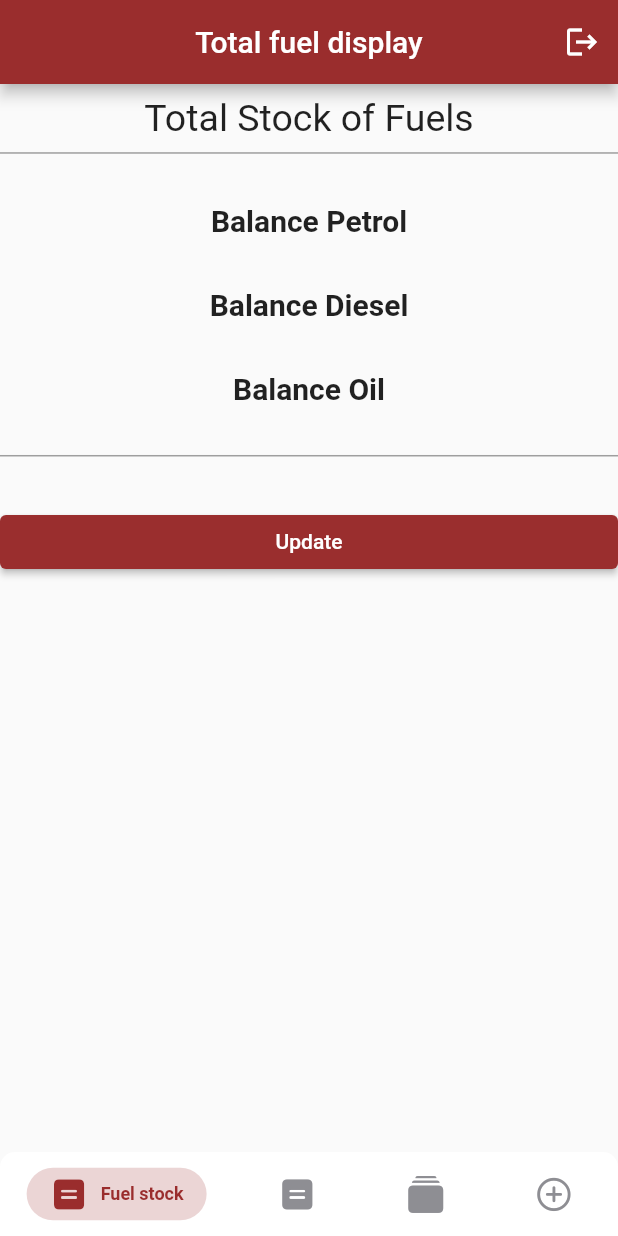
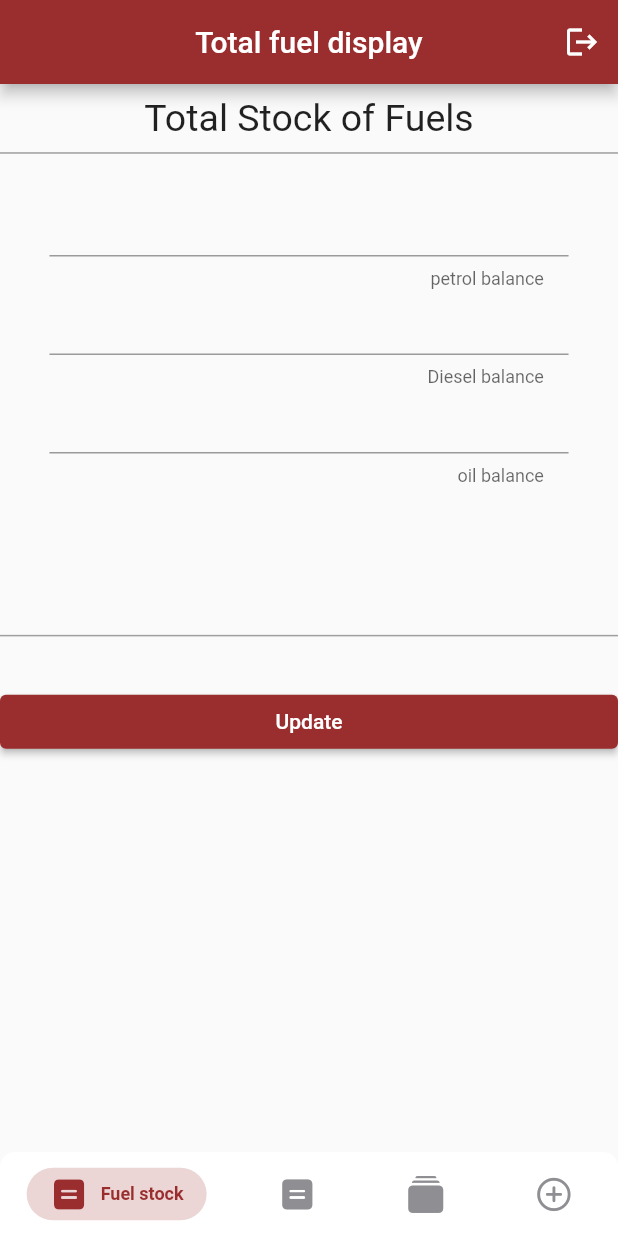
Before and after one commit to GOKULKRISHNA-R/Petrol_Bunk_Maintainence, a Flutter app: the screen it shows once a user with an empty profile is signed in, on a phone screen of 412 x 824 dp. Run offline on Flutter 3.47's test engine with Material 2 defaults, Android fonts, the phone set to English and light mode, and no system bars; drawn by our look-alikes of persistent_bottom_nav_bar; our stand-ins replace cloud_firestore, firebase_auth, firebase_core, get, image_cropper, image_picker and 1 more; missing offline and left inert: google_mlkit_text_recognition; accounts and stored records are empty.

Commit message:
null correction updated

```diff
--- a/lib/controllers/fuel_stock_controller.dart
+++ b/lib/controllers/fuel_stock_controller.dart
@@ -6,4 +6,8 @@ class FuelStockController extends GetxController {
   TextEditingController addDiesel = TextEditingController();
   TextEditingController addPetrol = TextEditingController();
   TextEditingController addOil = TextEditingController();
+
+  TextEditingController cDiesel = TextEditingController();
+  TextEditingController cPetrol = TextEditingController();
+  TextEditingController cOil = TextEditingController();
 }
--- a/lib/screens/fuel_stock/fuel_stock_display.dart
+++ b/lib/screens/fuel_stock/fuel_stock_display.dart
@@ -4,6 +4,9 @@ import 'package:flutter/services.dart';
 import 'package:flutter/src/widgets/framework.dart';
 import 'package:flutter/src/widgets/placeholder.dart';
 import 'package:get/get.dart';
+import 'package:petrol_bunk_maintainence/controllers/calculator_controller.dart';
+import 'package:petrol_bunk_maintainence/controllers/fuel_stock_controller.dart';
+import 'package:petrol_bunk_maintainence/database/current_fuel_stock_db.dart';
 
 class FuelStockDisplay extends StatelessWidget {
   FuelStockDisplay({super.key});
@@ -12,8 +15,21 @@ class FuelStockDisplay extends StatelessWidget {
     await FirebaseAuth.instance.signOut();
   }
 
+  var x = {};
+
+  CurrentFuelStockDB currentFuelStockDB = CurrentFuelStockDB();
+  var fuelStockController = Get.put(FuelStockController());
+
+  getFuelData() async {
+    x = await currentFuelStockDB.getDataFromDB();
+    fuelStockController.cDiesel.text = x['diesel'].toString() ;
+    fuelStockController.cPetrol.text = x['petrol'].toString() ;
+    fuelStockController.cOil.text = x['oil'].toString() ;
+  }
+
   @override
   Widget build(BuildContext context) {
+    getFuelData();
     return Scaffold(
         appBar: AppBar(
           backgroundColor: Color.fromARGB(255, 154, 45, 45),
@@ -48,31 +64,65 @@ class FuelStockDisplay extends StatelessWidget {
             thickness: 1,
           ),
           Container(
+            child: Column(children: [
+              Container(
+              padding: EdgeInsets.all(Get.width * 0.08),
+
               child: Column(
                 children: [
+                  TextField(
+                    controller: fuelStockController.cPetrol,
+                    decoration: InputDecoration(
+                        isDense: true,
+                        contentPadding: EdgeInsets.symmetric(
+                            horizontal: Get.width * 0.04,
+                            vertical: Get.height * 0.01),
+                        counterText: 'petrol balance',
+                        // hintText: "Enter the todays petrol balance"
+                        ),
+                    keyboardType: TextInputType.number,
+                    inputFormatters: [FilteringTextInputFormatter.digitsOnly],
+                  ),
                   SizedBox(
-                  height: Get.height * 0.04,
+                    height: Get.height * 0.01,
                   ),
-                Text(
-                  "Balance Petrol",
-                  style: TextStyle(fontWeight: FontWeight.bold, fontSize: 20),
+                  TextField(
+                    controller: fuelStockController.cDiesel,
+                    decoration: InputDecoration(
+                        isDense: true,
+                        contentPadding: EdgeInsets.symmetric(
+                            horizontal: Get.width * 0.04,
+                            vertical: Get.height * 0.01),
+                        counterText: ' Diesel balance',
+                        // hintText: "Enter the todays diesel balance"
+                        ),
+                    keyboardType: TextInputType.number,
+                    inputFormatters: [FilteringTextInputFormatter.digitsOnly],
+                  ),
+                  SizedBox(
+                    height: Get.height * 0.01,
+                  ),
+                  TextField(
+                    controller: fuelStockController.cOil,
+                    decoration: InputDecoration(
+                        isDense: true,
+                        contentPadding: EdgeInsets.symmetric(
+                            horizontal: Get.width * 0.04,
+                            vertical: Get.height * 0.01),
+                        counterText: 'oil balance',
+                        // hintText: "Enter the todays oil balance"
+                        ),
+                    keyboardType: TextInputType.number,
+                    inputFormatters: [FilteringTextInputFormatter.digitsOnly],
+                  ),
+                ],
+              ),
             ),
             SizedBox(
               height: Get.height * 0.04,
             ),
-                Text(
-                  "Balance Diesel",
-                  style: TextStyle(fontWeight: FontWeight.bold, fontSize: 20),
-                ),
-                SizedBox(
-                  height: Get.height * 0.04,
-                ),
-                Text(
-                  "Balance Oil",
-                  style: TextStyle(fontWeight: FontWeight.bold, fontSize: 20),
-                ),
-              ],
-            ),
+                ],)
+
           ),
           SizedBox(
             height: Get.height * 0.04,
```
Lines whose indentation alone changed are shown as unchanged.
